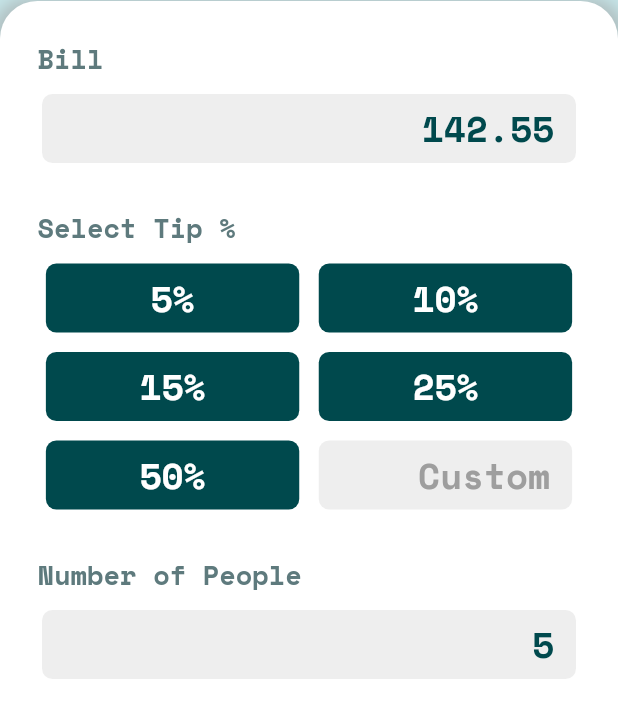
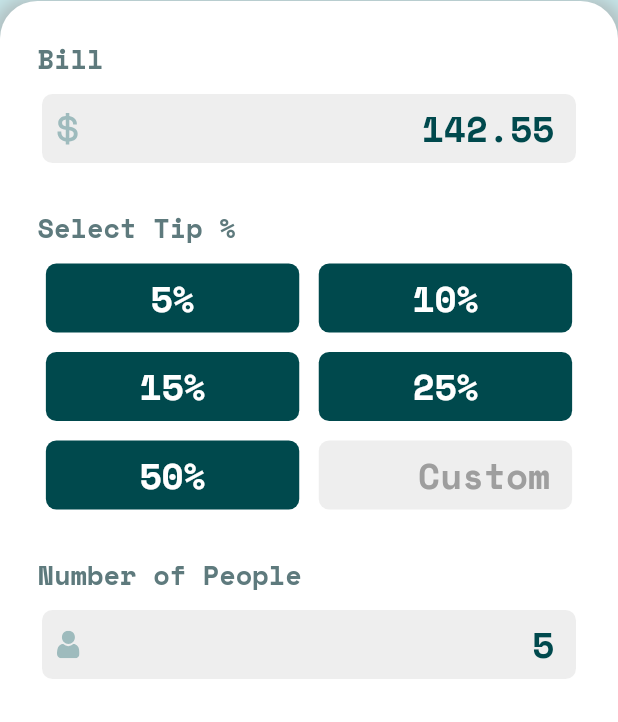
Before and after one commit to md-siam/tip_calculator, a Flutter app: the screen it shows after launch, after a tap on "RESET", on a phone screen of 412 x 824 dp. Shown: the part 209-931 px from the top of the screen. Run offline on Flutter 3.47's test engine with Material 2 defaults, Android fonts, the phone set to English and light mode, and no system bars; our stand-ins replace flutter_svg, google_fonts.

```diff
--- a/lib/app/view/home_page.dart
+++ b/lib/app/view/home_page.dart
@@ -1,4 +1,5 @@
 import 'package:flutter/material.dart';
+import 'package:flutter_svg/flutter_svg.dart';
 
 import 'widget/constant.dart';
 
@@ -126,13 +127,25 @@ class _HomePageState extends State<HomePage> {
             color: Colors.grey[200],
             borderRadius: BorderRadius.circular(7.0),
           ),
-          child: Text(
+          child: Row(
+            mainAxisAlignment: MainAxisAlignment.spaceBetween,
+            children: [
+              Padding(
+                padding: const EdgeInsets.only(left: 10),
+                child: SvgPicture.asset(
+                  'assets/images/icon-dollar.svg',
+                  width: 15,
+                ),
+              ),
+              Text(
                 '$bill ',
                 style: const TextStyle(
                   fontSize: 24,
                   color: Color(0xFF00494D),
                   fontWeight: FontWeight.bold,
                 ),
+              ),
+            ],
           ),
         ),
       ],
@@ -152,13 +165,25 @@ class _HomePageState extends State<HomePage> {
             color: Colors.grey[200],
             borderRadius: BorderRadius.circular(7.0),
           ),
-          child: Text(
+          child: Row(
+            mainAxisAlignment: MainAxisAlignment.spaceBetween,
+            children: [
+              Padding(
+                padding: const EdgeInsets.only(left: 10),
+                child: SvgPicture.asset(
+                  'assets/images/icon-person.svg',
+                  width: 15,
+                ),
+              ),
+              Text(
                 '$numberOfPeople ',
                 style: const TextStyle(
                   fontSize: 24,
                   color: Color(0xFF00494D),
                   fontWeight: FontWeight.bold,
                 ),
+              ),
+            ],
           ),
         ),
       ],
```
Lines whose indentation alone changed are shown as unchanged.
